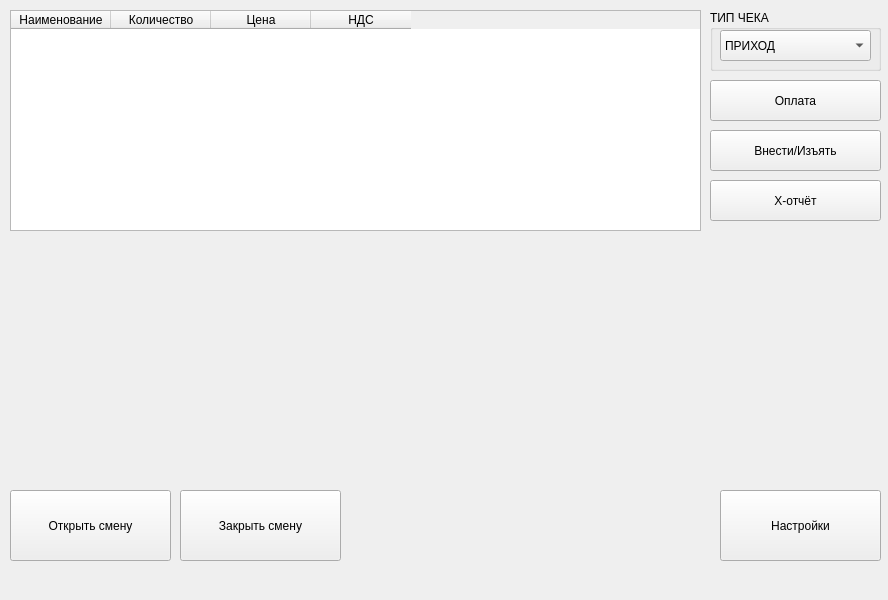
Before: the Qt Designer form mainwindow.ui in armsting/ATOL, drawn with Qt 5.
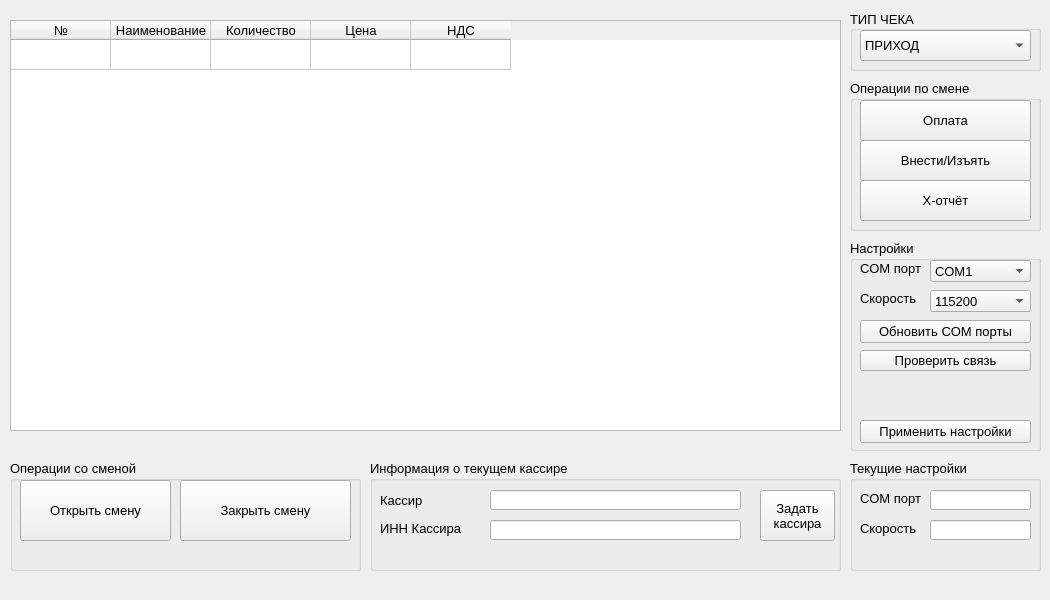
After: the same form once the commit is applied.

Commit message: Работа над интерфейсом

```diff
--- a/mainwindow.ui
+++ b/mainwindow.ui
@@ -6,101 +6,53 @@
    <rect>
     <x>0</x>
     <y>0</y>
-    <width>888</width>
+    <width>1050</width>
     <height>600</height>
    </rect>
   </property>
+  <property name="minimumSize">
+   <size>
+    <width>1050</width>
+    <height>600</height>
+   </size>
+  </property>
+  <property name="maximumSize">
+   <size>
+    <width>1050</width>
+    <height>600</height>
+   </size>
+  </property>
+  <property name="font">
+   <font>
+    <pointsize>10</pointsize>
+   </font>
+  </property>
   <property name="windowTitle">
    <string>Retail laxury</string>
   </property>
   <widget class="QWidget" name="centralwidget">
-   <widget class="QPushButton" name="shiftOpenButton">
+   <widget class="QTableWidget" name="tableWidget_saleList">
     <property name="geometry">
      <rect>
       <x>10</x>
-      <y>490</y>
-      <width>161</width>
-      <height>71</height>
+      <y>20</y>
+      <width>831</width>
+      <height>411</height>
      </rect>
     </property>
-    <property name="text">
-     <string>Открыть смену</string>
-    </property>
-   </widget>
-   <widget class="QPushButton" name="x_reportButton">
-    <property name="geometry">
-     <rect>
-      <x>710</x>
-      <y>180</y>
-      <width>171</width>
-      <height>41</height>
-     </rect>
-    </property>
-    <property name="text">
-     <string>Х-отчёт</string>
-    </property>
-   </widget>
-   <widget class="QPushButton" name="settingsButton">
-    <property name="geometry">
-     <rect>
-      <x>720</x>
-      <y>490</y>
-      <width>161</width>
-      <height>71</height>
-     </rect>
-    </property>
-    <property name="text">
-     <string>Настройки</string>
-    </property>
-   </widget>
-   <widget class="QPushButton" name="shiftClose">
-    <property name="geometry">
-     <rect>
-      <x>180</x>
-      <y>490</y>
-      <width>161</width>
-      <height>71</height>
-     </rect>
-    </property>
-    <property name="text">
-     <string>Закрыть смену</string>
-    </property>
-   </widget>
-   <widget class="QPushButton" name="payButton">
-    <property name="geometry">
-     <rect>
-      <x>710</x>
-      <y>80</y>
-      <width>171</width>
-      <height>41</height>
-     </rect>
-    </property>
-    <property name="text">
-     <string>Оплата</string>
-    </property>
-   </widget>
-   <widget class="QPushButton" name="Insert_Withdraw_cash">
-    <property name="geometry">
-     <rect>
-      <x>710</x>
-      <y>130</y>
-      <width>171</width>
-      <height>41</height>
-     </rect>
-    </property>
-    <property name="text">
-     <string>Внести/Изъять</string>
-    </property>
-   </widget>
-   <widget class="QTableWidget" name="tableWidget">
-    <property name="geometry">
-     <rect>
-      <x>10</x>
-      <y>10</y>
-      <width>691</width>
-      <height>221</height>
-     </rect>
-    </property>
+    <attribute name="verticalHeaderVisible">
+     <bool>false</bool>
+    </attribute>
+    <row>
+     <property name="text">
+      <string>Новая строка</string>
+     </property>
+    </row>
+    <column>
+     <property name="text">
+      <string>№</string>
+     </property>
+    </column>
     <column>
      <property name="text">
       <string>Наименование</string>
@@ -122,24 +74,477 @@
      </property>
     </column>
    </widget>
+   <widget class="QGroupBox" name="groupBox_Settings">
+    <property name="geometry">
+     <rect>
+      <x>850</x>
+      <y>240</y>
+      <width>191</width>
+      <height>211</height>
+     </rect>
+    </property>
+    <property name="title">
+     <string>Настройки</string>
+    </property>
+    <widget class="QComboBox" name="comboBox_COMPort">
+     <property name="geometry">
+      <rect>
+       <x>80</x>
+       <y>20</y>
+       <width>101</width>
+       <height>22</height>
+      </rect>
+     </property>
+     <item>
+      <property name="text">
+       <string>COM1</string>
+      </property>
+     </item>
+    </widget>
+    <widget class="QLabel" name="label_comPort">
+     <property name="geometry">
+      <rect>
+       <x>10</x>
+       <y>20</y>
+       <width>61</width>
+       <height>16</height>
+      </rect>
+     </property>
+     <property name="font">
+      <font>
+       <pointsize>10</pointsize>
+      </font>
+     </property>
+     <property name="text">
+      <string>COM порт</string>
+     </property>
+    </widget>
+    <widget class="QLabel" name="label_Baudrate">
+     <property name="geometry">
+      <rect>
+       <x>10</x>
+       <y>50</y>
+       <width>61</width>
+       <height>16</height>
+      </rect>
+     </property>
+     <property name="text">
+      <string>Скорость</string>
+     </property>
+    </widget>
+    <widget class="QComboBox" name="comboBox_Baudrate">
+     <property name="geometry">
+      <rect>
+       <x>80</x>
+       <y>50</y>
+       <width>101</width>
+       <height>22</height>
+      </rect>
+     </property>
+     <property name="currentIndex">
+      <number>7</number>
+     </property>
+     <item>
+      <property name="text">
+       <string>1200</string>
+      </property>
+     </item>
+     <item>
+      <property name="text">
+       <string>2400</string>
+      </property>
+     </item>
+     <item>
+      <property name="text">
+       <string>4800</string>
+      </property>
+     </item>
+     <item>
+      <property name="text">
+       <string>9600</string>
+      </property>
+     </item>
+     <item>
+      <property name="text">
+       <string>19200</string>
+      </property>
+     </item>
+     <item>
+      <property name="text">
+       <string>38400</string>
+      </property>
+     </item>
+     <item>
+      <property name="text">
+       <string>57600</string>
+      </property>
+     </item>
+     <item>
+      <property name="text">
+       <string>115200</string>
+      </property>
+     </item>
+     <item>
+      <property name="text">
+       <string>230400</string>
+      </property>
+     </item>
+     <item>
+      <property name="text">
+       <string>460800</string>
+      </property>
+     </item>
+     <item>
+      <property name="text">
+       <string>921600</string>
+      </property>
+     </item>
+    </widget>
+    <widget class="QPushButton" name="refresh_COMPort_listButton">
+     <property name="geometry">
+      <rect>
+       <x>10</x>
+       <y>80</y>
+       <width>171</width>
+       <height>23</height>
+      </rect>
+     </property>
+     <property name="text">
+      <string>Обновить COM порты</string>
+     </property>
+    </widget>
+    <widget class="QPushButton" name="applySettingsButton">
+     <property name="geometry">
+      <rect>
+       <x>10</x>
+       <y>180</y>
+       <width>171</width>
+       <height>23</height>
+      </rect>
+     </property>
+     <property name="text">
+      <string>Применить настройки</string>
+     </property>
+    </widget>
+    <widget class="QPushButton" name="pingKKMButton">
+     <property name="geometry">
+      <rect>
+       <x>10</x>
+       <y>110</y>
+       <width>171</width>
+       <height>21</height>
+      </rect>
+     </property>
+     <property name="text">
+      <string>Проверить связь</string>
+     </property>
+    </widget>
+    <widget class="QLabel" name="label_pingKKM">
+     <property name="geometry">
+      <rect>
+       <x>10</x>
+       <y>140</y>
+       <width>171</width>
+       <height>41</height>
+      </rect>
+     </property>
+     <property name="font">
+      <font>
+       <pointsize>8</pointsize>
+      </font>
+     </property>
+     <property name="text">
+      <string/>
+     </property>
+    </widget>
+   </widget>
+   <widget class="QGroupBox" name="groupBox_changeOperations">
+    <property name="geometry">
+     <rect>
+      <x>850</x>
+      <y>80</y>
+      <width>191</width>
+      <height>151</height>
+     </rect>
+    </property>
+    <property name="title">
+     <string>Операции по смене</string>
+    </property>
+    <widget class="QPushButton" name="payButton">
+     <property name="geometry">
+      <rect>
+       <x>10</x>
+       <y>20</y>
+       <width>171</width>
+       <height>41</height>
+      </rect>
+     </property>
+     <property name="text">
+      <string>Оплата</string>
+     </property>
+    </widget>
+    <widget class="QPushButton" name="Insert_Withdraw_cashButton">
+     <property name="geometry">
+      <rect>
+       <x>10</x>
+       <y>60</y>
+       <width>171</width>
+       <height>41</height>
+      </rect>
+     </property>
+     <property name="text">
+      <string>Внести/Изъять</string>
+     </property>
+    </widget>
+    <widget class="QPushButton" name="x_reportButton">
+     <property name="geometry">
+      <rect>
+       <x>10</x>
+       <y>100</y>
+       <width>171</width>
+       <height>41</height>
+      </rect>
+     </property>
+     <property name="text">
+      <string>Х-отчёт</string>
+     </property>
+    </widget>
+   </widget>
+   <widget class="QGroupBox" name="groupBox_thisSettings">
+    <property name="geometry">
+     <rect>
+      <x>850</x>
+      <y>460</y>
+      <width>191</width>
+      <height>111</height>
+     </rect>
+    </property>
+    <property name="title">
+     <string>Текущие настройки</string>
+    </property>
+    <widget class="QLabel" name="label_3">
+     <property name="geometry">
+      <rect>
+       <x>10</x>
+       <y>30</y>
+       <width>61</width>
+       <height>16</height>
+      </rect>
+     </property>
+     <property name="font">
+      <font>
+       <pointsize>10</pointsize>
+      </font>
+     </property>
+     <property name="text">
+      <string>COM порт</string>
+     </property>
+    </widget>
+    <widget class="QLabel" name="label_4">
+     <property name="geometry">
+      <rect>
+       <x>10</x>
+       <y>60</y>
+       <width>61</width>
+       <height>16</height>
+      </rect>
+     </property>
+     <property name="text">
+      <string>Скорость</string>
+     </property>
+    </widget>
+    <widget class="QLineEdit" name="lineEdit_this_COMPort">
+     <property name="geometry">
+      <rect>
+       <x>80</x>
+       <y>30</y>
+       <width>101</width>
+       <height>20</height>
+      </rect>
+     </property>
+     <property name="readOnly">
+      <bool>true</bool>
+     </property>
+    </widget>
+    <widget class="QLineEdit" name="lineEdit_this_Baudrate">
+     <property name="geometry">
+      <rect>
+       <x>80</x>
+       <y>60</y>
+       <width>101</width>
+       <height>20</height>
+      </rect>
+     </property>
+     <property name="readOnly">
+      <bool>true</bool>
+     </property>
+    </widget>
+   </widget>
    <widget class="QGroupBox" name="groupBox">
     <property name="geometry">
      <rect>
-      <x>710</x>
+      <x>10</x>
+      <y>460</y>
+      <width>351</width>
+      <height>111</height>
+     </rect>
+    </property>
+    <property name="title">
+     <string>Операции со сменой</string>
+    </property>
+    <widget class="QPushButton" name="shiftCloseButton">
+     <property name="geometry">
+      <rect>
+       <x>170</x>
+       <y>20</y>
+       <width>171</width>
+       <height>61</height>
+      </rect>
+     </property>
+     <property name="text">
+      <string>Закрыть смену</string>
+     </property>
+    </widget>
+    <widget class="QPushButton" name="shiftOpenButton">
+     <property name="geometry">
+      <rect>
+       <x>10</x>
+       <y>20</y>
+       <width>151</width>
+       <height>61</height>
+      </rect>
+     </property>
+     <property name="text">
+      <string>Открыть смену</string>
+     </property>
+    </widget>
+   </widget>
+   <widget class="QGroupBox" name="groupBox_2">
+    <property name="geometry">
+     <rect>
+      <x>370</x>
+      <y>460</y>
+      <width>471</width>
+      <height>111</height>
+     </rect>
+    </property>
+    <property name="title">
+     <string>Информация о текущем кассире</string>
+    </property>
+    <widget class="QLabel" name="label">
+     <property name="geometry">
+      <rect>
+       <x>10</x>
+       <y>30</y>
+       <width>101</width>
+       <height>21</height>
+      </rect>
+     </property>
+     <property name="text">
+      <string>Кассир</string>
+     </property>
+    </widget>
+    <widget class="QLineEdit" name="lineEdit_askCashierName">
+     <property name="geometry">
+      <rect>
+       <x>120</x>
+       <y>30</y>
+       <width>251</width>
+       <height>20</height>
+      </rect>
+     </property>
+    </widget>
+    <widget class="QLabel" name="label_CurrentCashier_Name_INN">
+     <property name="geometry">
+      <rect>
+       <x>10</x>
+       <y>90</y>
+       <width>361</width>
+       <height>16</height>
+      </rect>
+     </property>
+     <property name="font">
+      <font>
+       <pointsize>8</pointsize>
+       <weight>50</weight>
+       <italic>true</italic>
+       <bold>false</bold>
+       <underline>false</underline>
+       <strikeout>false</strikeout>
+      </font>
+     </property>
+     <property name="text">
+      <string/>
+     </property>
+    </widget>
+    <widget class="QLineEdit" name="lineEdit_askCashierINN">
+     <property name="geometry">
+      <rect>
+       <x>120</x>
+       <y>60</y>
+       <width>251</width>
+       <height>20</height>
+      </rect>
+     </property>
+     <property name="readOnly">
+      <bool>false</bool>
+     </property>
+    </widget>
+    <widget class="QPushButton" name="pushButton_setCashier">
+     <property name="geometry">
+      <rect>
+       <x>390</x>
+       <y>30</y>
+       <width>75</width>
+       <height>51</height>
+      </rect>
+     </property>
+     <property name="text">
+      <string>Задать
+кассира</string>
+     </property>
+    </widget>
+    <widget class="QLabel" name="label_5">
+     <property name="geometry">
+      <rect>
+       <x>10</x>
+       <y>60</y>
+       <width>81</width>
+       <height>16</height>
+      </rect>
+     </property>
+     <property name="text">
+      <string>ИНН Кассира</string>
+     </property>
+    </widget>
+   </widget>
+   <widget class="QGroupBox" name="groupBox_chequeType">
+    <property name="geometry">
+     <rect>
+      <x>850</x>
       <y>10</y>
-      <width>171</width>
+      <width>191</width>
       <height>61</height>
      </rect>
     </property>
+    <property name="autoFillBackground">
+     <bool>false</bool>
+    </property>
     <property name="title">
      <string>ТИП ЧЕКА</string>
     </property>
+    <property name="alignment">
+     <set>Qt::AlignLeading|Qt::AlignLeft|Qt::AlignVCenter</set>
+    </property>
+    <property name="checkable">
+     <bool>false</bool>
+    </property>
     <widget class="QComboBox" name="comboBox">
      <property name="geometry">
       <rect>
        <x>10</x>
        <y>20</y>
-       <width>151</width>
+       <width>171</width>
        <height>31</height>
       </rect>
      </property>
```
Left out of the diff: 2 changed lines with no effect on the pictures. The commit also changes 4 other files.
